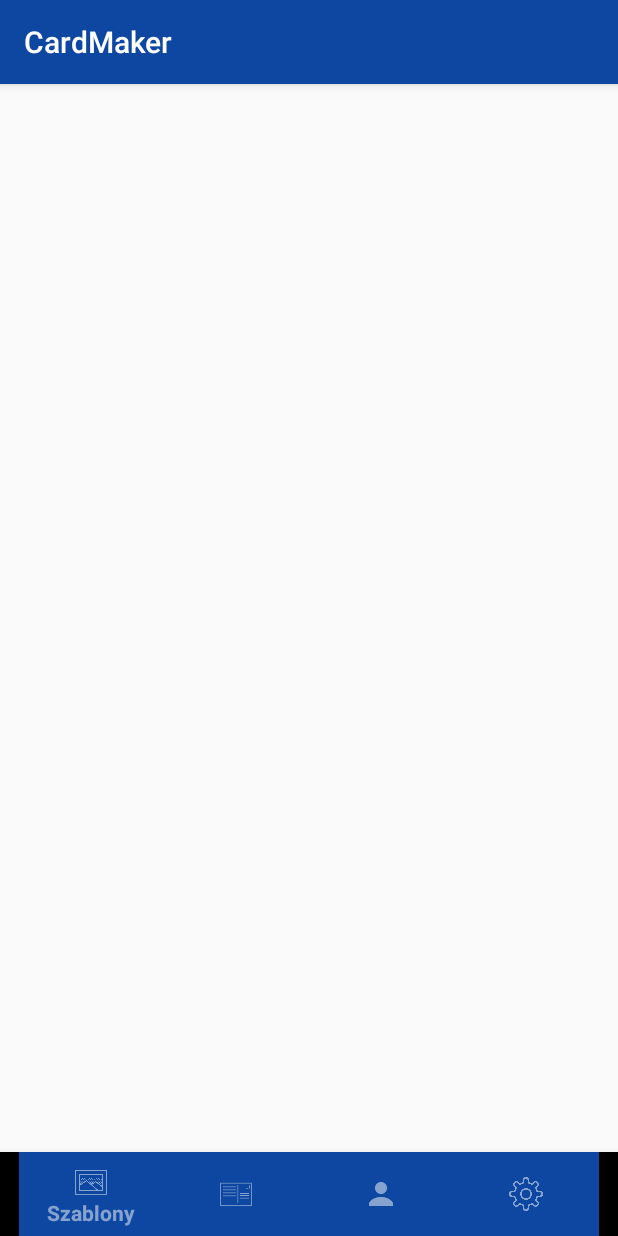
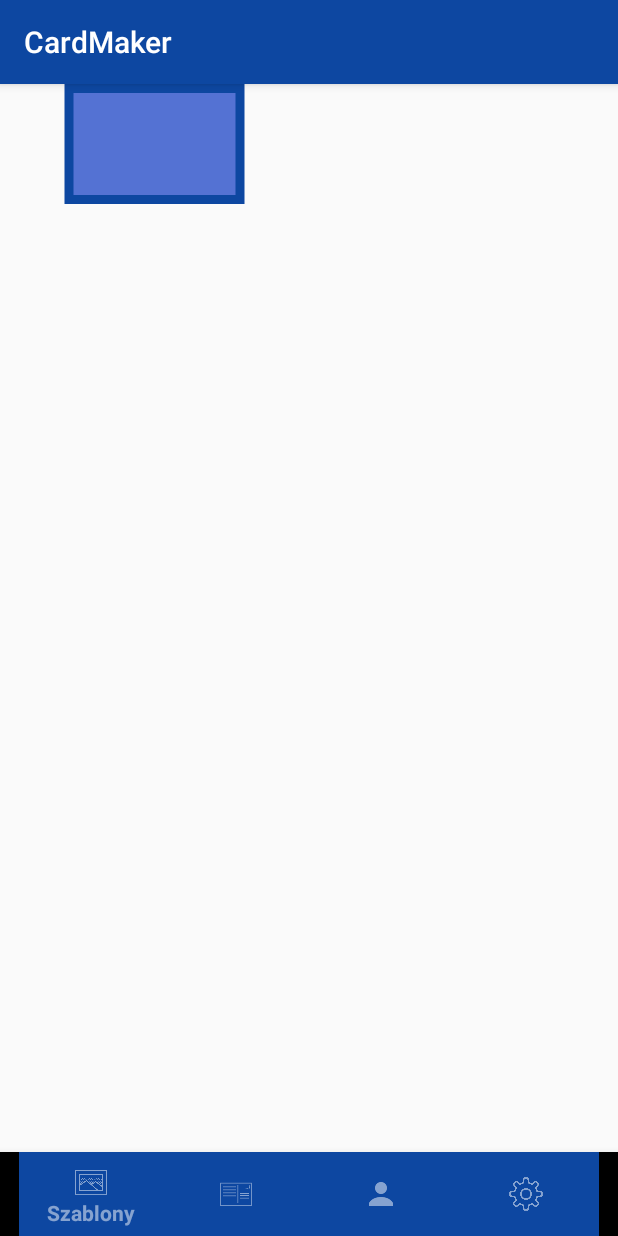
Before and after one commit to Lonaro/CardMaker, an Android app: the screen it shows after launch (MainActivity), on a phone screen of 412 x 824 dp. Run offline under Robolectric (Android 15) with nearby library versions, the phone set to English and light mode, and no system bars.

Commit message:
Code recycler view for templates with adapter, viewholder and item layout.

```diff
--- a/app/build.gradle
+++ b/app/build.gradle
@@ -27,4 +27,5 @@ dependencies {
     androidTestImplementation 'com.android.support.test:runner:1.0.2'
     androidTestImplementation 'com.android.support.test.espresso:espresso-core:3.0.2'
     implementation 'com.android.support:design:28.0.0'
+    implementation 'com.android.support:recyclerview-v7:28.0.0'
 }
--- /dev/null
+++ b/app/src/main/java/michal/cardmaker/presenter/TemplateAdapter.java
@@ -0,0 +1,38 @@
+package michal.cardmaker.presenter;
+
+import android.support.annotation.NonNull;
+import android.support.v7.widget.RecyclerView;
+import android.view.LayoutInflater;
+import android.view.View;
+import android.view.ViewGroup;
+import android.widget.ImageView;
+
+import michal.cardmaker.R;
+
+public class TemplateAdapter extends RecyclerView.Adapter<TemplateViewHolder> {
+
+    private int[] templates;
+
+    public TemplateAdapter(int[] templates) {
+        this.templates = templates;
+    }
+
+    @NonNull
+    @Override
+    public TemplateViewHolder onCreateViewHolder(@NonNull ViewGroup viewGroup, int i) {
+
+        View imageView = new ImageView(viewGroup.getContext());//LayoutInflater.from(viewGroup.getContext()).inflate(R.layout.recyclerview_template_item, viewGroup, false);
+
+        return new TemplateViewHolder(imageView);
+    }
+
+    @Override
+    public void onBindViewHolder(@NonNull TemplateViewHolder templateViewHolder, int i) {
+        templateViewHolder.imageView.setImageResource(templates[i]);
+    }
+
+    @Override
+    public int getItemCount() {
+        return templates.length;
+    }
+}
--- /dev/null
+++ b/app/src/main/java/michal/cardmaker/presenter/TemplateViewHolder.java
@@ -0,0 +1,15 @@
+package michal.cardmaker.presenter;
+
+import android.support.v7.widget.RecyclerView;
+import android.view.View;
+import android.widget.ImageView;
+
+public class TemplateViewHolder extends RecyclerView.ViewHolder {
+
+    ImageView imageView;
+
+    public TemplateViewHolder(View imageView) {
+        super(imageView);
+        this.imageView = (ImageView) imageView;
+    }
+}
--- a/app/src/main/java/michal/cardmaker/view/MainActivity.java
+++ b/app/src/main/java/michal/cardmaker/view/MainActivity.java
@@ -42,6 +42,7 @@ public class MainActivity extends AppCompatActivity {
         settingsFragment = new SettingsFragment();
 
         mainActivityPresenter = new MainActivityPresenter();
+        mainActivityPresenter.setFragment(MainActivity.this, templateFragment);
 
         bottomNavigationView.setOnNavigationItemSelectedListener(new BottomNavigationView.OnNavigationItemSelectedListener() {
             @Override
--- a/app/src/main/java/michal/cardmaker/view/TemplateFragment.java
+++ b/app/src/main/java/michal/cardmaker/view/TemplateFragment.java
@@ -3,11 +3,15 @@ package michal.cardmaker.view;
 
 import android.os.Bundle;
 import android.support.v4.app.Fragment;
+import android.support.v7.widget.GridLayoutManager;
+import android.support.v7.widget.LinearLayoutManager;
+import android.support.v7.widget.RecyclerView;
 import android.view.LayoutInflater;
 import android.view.View;
 import android.view.ViewGroup;
 
 import michal.cardmaker.R;
+import michal.cardmaker.presenter.TemplateAdapter;
 
 
 /**
@@ -15,6 +19,11 @@ import michal.cardmaker.R;
  */
 public class TemplateFragment extends Fragment {
 
+    private RecyclerView recyclerView;
+    private TemplateAdapter templateAdapter;
+
+    protected RecyclerView.LayoutManager mLayoutManager;
+    protected GridLayoutManager mCurrentLayoutManagerType;
 
     public TemplateFragment() {
         // Required empty public constructor
@@ -24,8 +33,24 @@ public class TemplateFragment extends Fragment {
     @Override
     public View onCreateView(LayoutInflater inflater, ViewGroup container,
                              Bundle savedInstanceState) {
+
+        View view = inflater.inflate(R.layout.fragment_template, container,false);
+
+        recyclerView = (RecyclerView) view.findViewById(R.id.recyclerview_template);
+
+        // TYMACZASOWE DANE
+        int[] templates_data = {R.drawable.template1};
+
+        templateAdapter = new TemplateAdapter(templates_data);
+
+        mLayoutManager = new GridLayoutManager(getActivity(),2 );
+        recyclerView.setLayoutManager(mLayoutManager);
+        recyclerView.setAdapter(templateAdapter);
+
         // Inflate the layout for this fragment
-        return inflater.inflate(R.layout.fragment_template, container, false);
+        return view;
     }
 
+
+
 }
--- /dev/null
+++ b/app/src/main/res/drawable/template1.xml
@@ -0,0 +1,16 @@
+<shape xmlns:android="http://schemas.android.com/apk/res/android"
+    android:shape="rectangle">
+
+    <solid
+        android:color="@color/colorAccent"
+        />
+
+    <size
+        android:width="120dp"
+        android:height="80dp" />
+
+    <stroke
+        android:width="6dp"
+        android:color="@color/colorPrimary" />
+
+</shape>
--- a/app/src/main/res/layout/fragment_template.xml
+++ b/app/src/main/res/layout/fragment_template.xml
@@ -5,10 +5,9 @@
     android:layout_height="match_parent"
     tools:context=".view.TemplateFragment">
 
-    <!-- TODO: Update blank fragment layout -->
-    <TextView
+    <android.support.v7.widget.RecyclerView
+        android:id="@+id/recyclerview_template"
         android:layout_width="match_parent"
-        android:layout_height="match_parent"
-        android:text="Template fragment" />
+        android:layout_height="match_parent" />
 
 </FrameLayout>
--- /dev/null
+++ b/app/src/main/res/layout/recyclerview_template_item.xml
@@ -0,0 +1,16 @@
+<?xml version="1.0" encoding="utf-8"?>
+<LinearLayout
+    xmlns:android="http://schemas.android.com/apk/res/android"
+    android:orientation="horizontal"
+    android:padding="5dp"
+    android:layout_width="50dp"
+    android:layout_height="50dp"
+    android:id="@+id/template_item">
+
+    <ImageView
+        android:id="@+id/template_item_image"
+        android:layout_width="match_parent"
+        android:layout_height="match_parent"
+        android:gravity="center"/>
+
+</LinearLayout>
```
